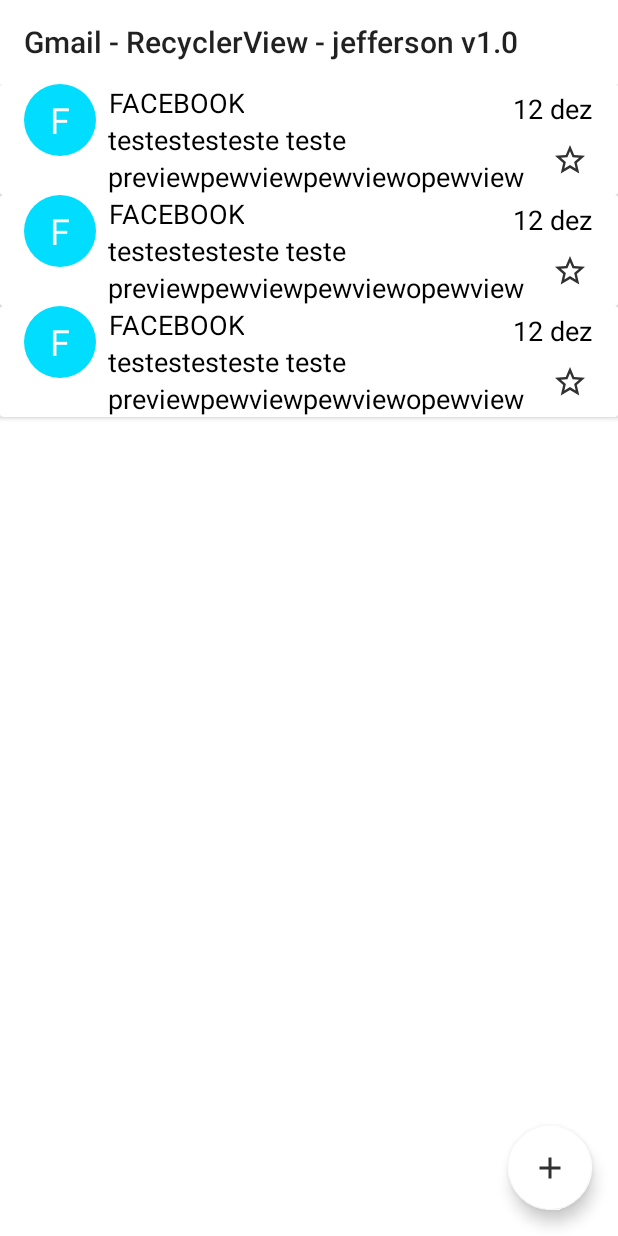
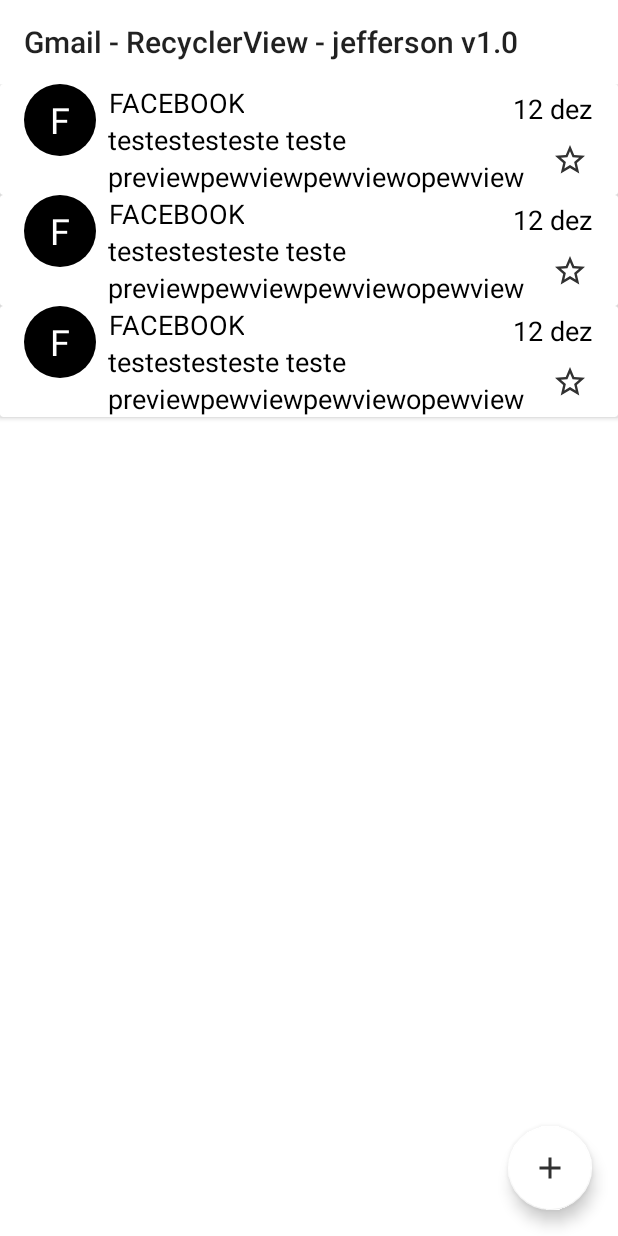
Before and after one commit to br-jeff/gmaillist, an Android app: the layout activity_main.xml on its own in the app's theme, with its tools: preview values and no code run, on a phone screen of 412 x 824 dp. Run offline under Robolectric (Android 15) with nearby library versions, the phone set to English and light mode, and no system bars.

Commit message:
all recyclerviewlayout

```diff
--- a/app/src/main/res/drawable/background_name_circle.xml
+++ b/app/src/main/res/drawable/background_name_circle.xml
@@ -1,7 +1,7 @@
 <?xml version="1.0" encoding="utf-8"?>
 <shape xmlns:android="http://schemas.android.com/apk/res/android"
     android:shape="oval" >
-    <solid android:color="@android:color/holo_blue_bright" />
+    <solid android:color="@android:color/black" />
 
 
 </shape>
```
